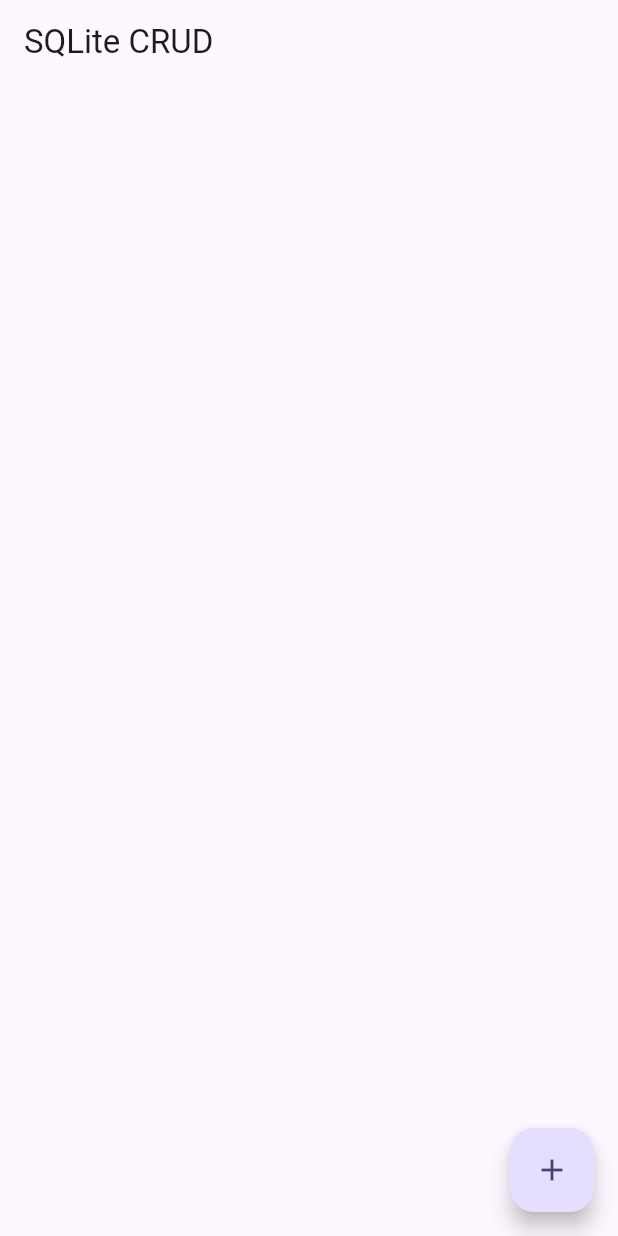
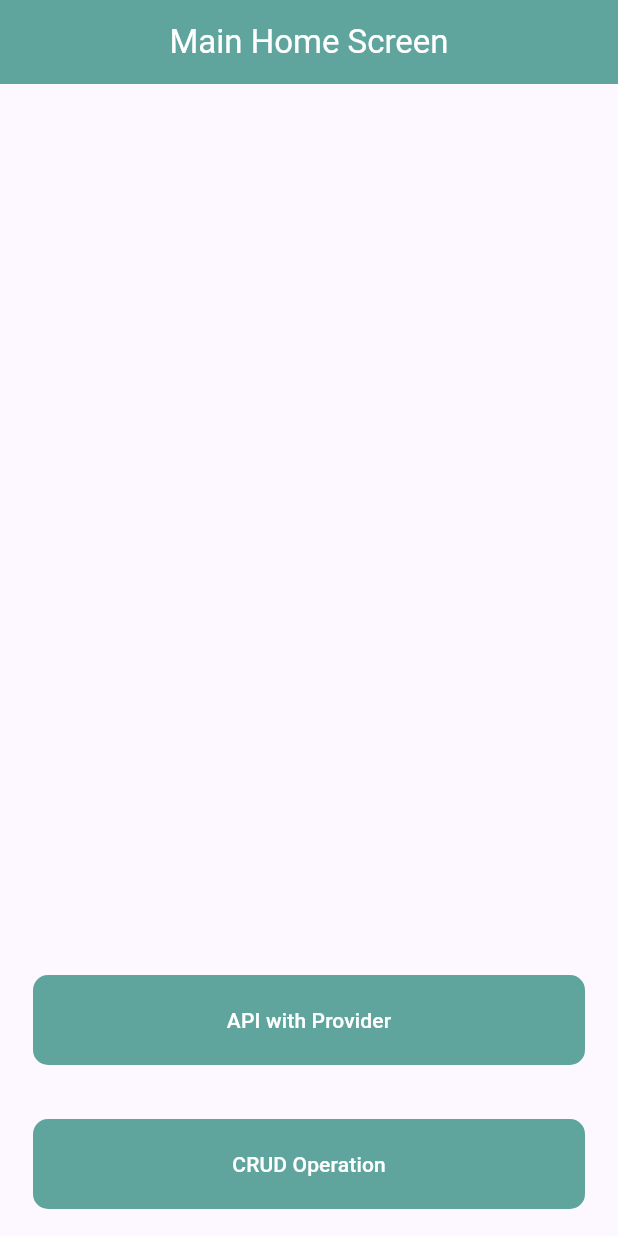
Before and after one commit to shubhamvayuz/Vayuz-tasks, a Flutter app: the screen it shows after launch, on a phone screen of 412 x 824 dp. Run offline on Flutter 3.47's test engine with Material 2 defaults, Android fonts, the phone set to English and light mode, and no system bars; our stand-ins replace sqflite; accounts and stored records are empty.

Commit message:
Modifying the crud and api

```diff
--- a/lib/CRUD/sql_screen.dart
+++ b/lib/CRUD/sql_screen.dart
@@ -87,6 +87,7 @@ class _SqlHomeScreenState extends State<SqlHomeScreen> {
                   _descriptionController.text = '';
 
                   // Close the bottom sheet
+                  // ignore: use_build_context_synchronously
                   Navigator.of(context).pop();
                 },
                 child: Text(id == null ? 'Create New' : 'Update'),
@@ -113,6 +114,7 @@ class _SqlHomeScreenState extends State<SqlHomeScreen> {
   // Delete an item
   void _deleteItem(int id) async {
     await SQLHelper.deleteItem(id);
+    // ignore: use_build_context_synchronously
     ScaffoldMessenger.of(context).showSnackBar(const SnackBar(
       content: Text('Successfully deleted a user!'),
     ));
--- a/lib/CrudWithModel/services/user_service.dart
+++ b/lib/CrudWithModel/services/user_service.dart
@@ -10,7 +10,8 @@ class UserService
     _repository = Repository();
   }
   //Save User
-  SaveUser(User user) async{
+  // ignore: non_constant_identifier_names
+  saveUser(User user) async{
     return await _repository.insertData('users', user.userMap());
   }
   //Read All Users
@@ -18,7 +19,7 @@ class UserService
     return await _repository.readData('users');
   }
   //Edit User
-  UpdateUser(User user) async{
+  updateUser(User user) async{
     return await _repository.updateData('users', user.userMap());
   }
 
--- /dev/null
+++ b/lib/HomeScreens/main_home_screen.dart
@@ -0,0 +1,49 @@
+import 'package:apism/CrudWithModel/screens/home_screen.dart';
+import 'package:apism/Utils/widgets/app_colors.dart';
+import 'package:apism/Utils/widgets/container_widget.dart';
+import 'package:apism/api_with_provider/screens/home_screen.dart';
+import 'package:flutter/material.dart';
+
+class MainHomeScreen extends StatelessWidget {
+  const MainHomeScreen({super.key});
+
+  @override
+  Widget build(BuildContext context) {
+    return  Scaffold(
+      appBar:  AppBar(
+        backgroundColor: AppColors.appMainColor,
+        title:const  Text("Main Home Screen",style: TextStyle(color: Colors.white),),
+        centerTitle: true,
+      ),
+      body:  Center(
+        child: Column(
+          mainAxisAlignment: MainAxisAlignment.end,
+          children: [
+            TextButton(
+              onPressed: (){
+                Navigator.push(
+                  context,
+                  MaterialPageRoute(
+                    builder: ((context) => const HomeScreen()
+                    )
+                ));
+              },
+              child: const MyContainerWidget(text: "API with Provider"),
+              ),
+            TextButton(
+              onPressed: (){
+                 Navigator.push(
+                  context,
+                  MaterialPageRoute(
+                    builder: ((context) => const CrudHomeScreen()
+                    )
+                ));
+              },
+              child: const MyContainerWidget(text: "CRUD Operation"),
+              ),
+
+          ]),
+      ),
+    );
+  }
+}
--- /dev/null
+++ b/lib/Utils/widgets/app_colors.dart
@@ -0,0 +1,5 @@
+import 'dart:ui';
+
+class AppColors{
+  static const  Color appMainColor =  Color.fromARGB(255, 95, 165, 158);
+}
--- /dev/null
+++ b/lib/Utils/widgets/container_widget.dart
@@ -0,0 +1,22 @@
+import 'package:apism/Utils/widgets/app_colors.dart';
+import 'package:flutter/material.dart';
+
+class MyContainerWidget extends StatelessWidget {
+  final String text;
+  const MyContainerWidget({required this.text,super.key});
+
+  @override
+  Widget build(BuildContext context) {
+    return Container(
+      // height: 30,
+      width: double.infinity,
+      padding : const EdgeInsets.symmetric(horizontal: 20,vertical: 20),
+      margin:  const EdgeInsets.symmetric(horizontal: 10,vertical: 10),
+      decoration:const   BoxDecoration(
+        color: AppColors.appMainColor,
+        borderRadius:  BorderRadius.all(Radius.circular(10)),
+      ),
+      child: Center(child: Text(text,style: const TextStyle(color: Colors.white),)),
+    );
+  }
+}
--- a/lib/providers/home_screen_provider.dart
+++ b/lib/api_with_provider/providers/home_screen_provider.dart
@@ -1,7 +1,6 @@
 import 'dart:convert';
+import 'package:apism/api_with_provider/network/models/api_model.dart';
 import 'package:http/http.dart' as http;
-
-import 'package:apism/network/models/api_model.dart';
 import 'package:flutter/material.dart';
 
 class HomeScreenProvider extends ChangeNotifier{
--- a/lib/main.dart
+++ b/lib/main.dart
@@ -1,9 +1,15 @@
-import 'package:apism/CrudWithModel/screens/home_screen.dart';
+
+import 'package:apism/HomeScreens/main_home_screen.dart';
+import 'package:apism/api_with_provider/providers/home_screen_provider.dart';
+import 'package:provider/provider.dart';
 import 'package:flutter/material.dart';
-
 void main() {
-
-  runApp(const MyApp());
+  runApp(
+    ChangeNotifierProvider<HomeScreenProvider>(
+      create: (context) => HomeScreenProvider(),
+      child: const MyApp(),
+    ),
+  );
 }
 
 class MyApp extends StatelessWidget {
@@ -13,12 +19,13 @@ class MyApp extends StatelessWidget {
   @override
   Widget build(BuildContext context) {
     return MaterialApp(
+      debugShowCheckedModeBanner: false,
       title: 'Vayuzers',
       theme: ThemeData(
         colorScheme: ColorScheme.fromSeed(seedColor: const Color.fromARGB(255, 127, 124, 131)),
         useMaterial3: true,
       ),
-      home:  const CrudHomeScreen(),
+      home:  const MainHomeScreen(),
     );
   }
 }
--- a/pubspec.yaml
+++ b/pubspec.yaml
@@ -42,6 +42,7 @@ dependencies:
   path_provider: ^2.1.0
   google_fonts: ^5.1.0
   intl: ^0.18.1
+  path: ^1.8.3
 dev_dependencies:
   flutter_test:
     sdk: flutter
```
Also changed, not shown: lib/CrudWithModel/screens/add_user.dart (+14 -9 lines), lib/CrudWithModel/screens/edit_user.dart (+21 -15 lines), lib/CrudWithModel/screens/home_screen.dart (+26 -12 lines), lib/CrudWithModel/screens/view_user.dart (+15 -11 lines), lib/Utils/widgets/app_bar_widget.dart (added, +15 -0 lines), lib/Utils/widgets/text_field_widgets.dart (+11 -1 lines), lib/api_with_provider/screens/home_screen.dart (added, +92 -0 lines), lib/screens/home_screen.dart (deleted, +0 -46 lines), lib/api_with_provider/network/models/api_model.dart (renamed from lib/network/models/api_model.dart), pubspec.lock.
